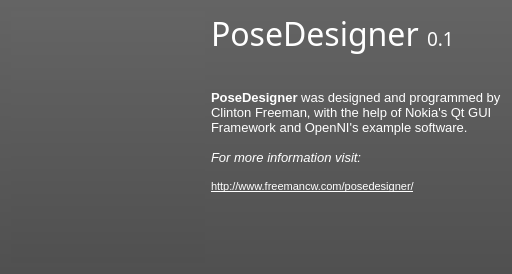
Old version of the form aboutdialog.ui in the repository freemancw/PoseDesigner.
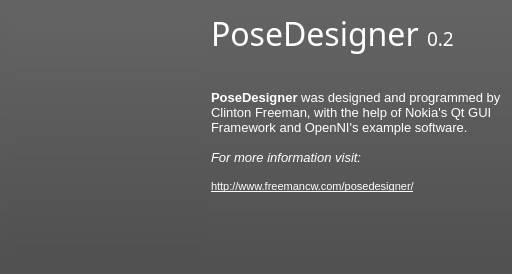
New version of the form. Icons and pictures are not drawn.

Patch:
```diff
--- a/aboutdialog.ui
+++ b/aboutdialog.ui
@@ -51,7 +51,7 @@
 &lt;html&gt;&lt;head&gt;&lt;meta name=&quot;qrichtext&quot; content=&quot;1&quot; /&gt;&lt;style type=&quot;text/css&quot;&gt;
 p, li { white-space: pre-wrap; }
 &lt;/style&gt;&lt;/head&gt;&lt;body style=&quot; font-family:'Pacifico'; font-size:24pt; font-weight:400; font-style:normal;&quot;&gt;
-&lt;p style=&quot; margin-top:0px; margin-bottom:0px; margin-left:0px; margin-right:0px; -qt-block-indent:0; text-indent:0px;&quot;&gt;PoseDesigner &lt;span style=&quot; font-size:14pt;&quot;&gt;0.1&lt;/span&gt;&lt;/p&gt;&lt;/body&gt;&lt;/html&gt;</string>
+&lt;p style=&quot; margin-top:0px; margin-bottom:0px; margin-left:0px; margin-right:0px; -qt-block-indent:0; text-indent:0px;&quot;&gt;PoseDesigner &lt;span style=&quot; font-size:14pt;&quot;&gt;0.2&lt;/span&gt;&lt;/p&gt;&lt;/body&gt;&lt;/html&gt;</string>
      </property>
     </widget>
    </item>
```
